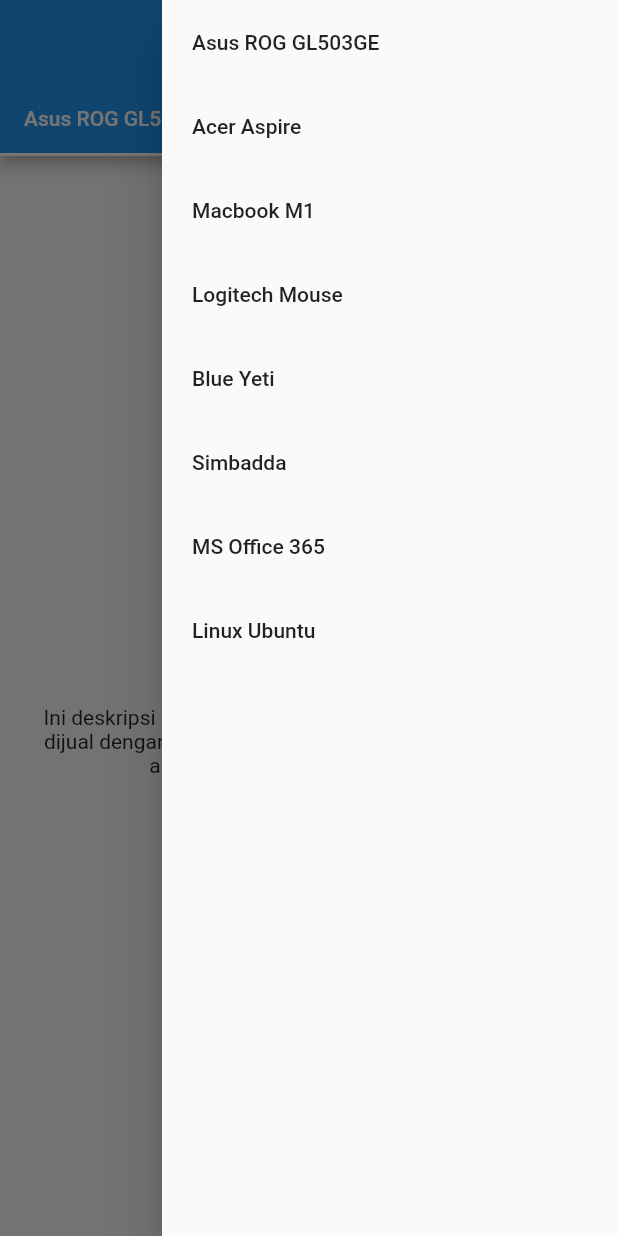
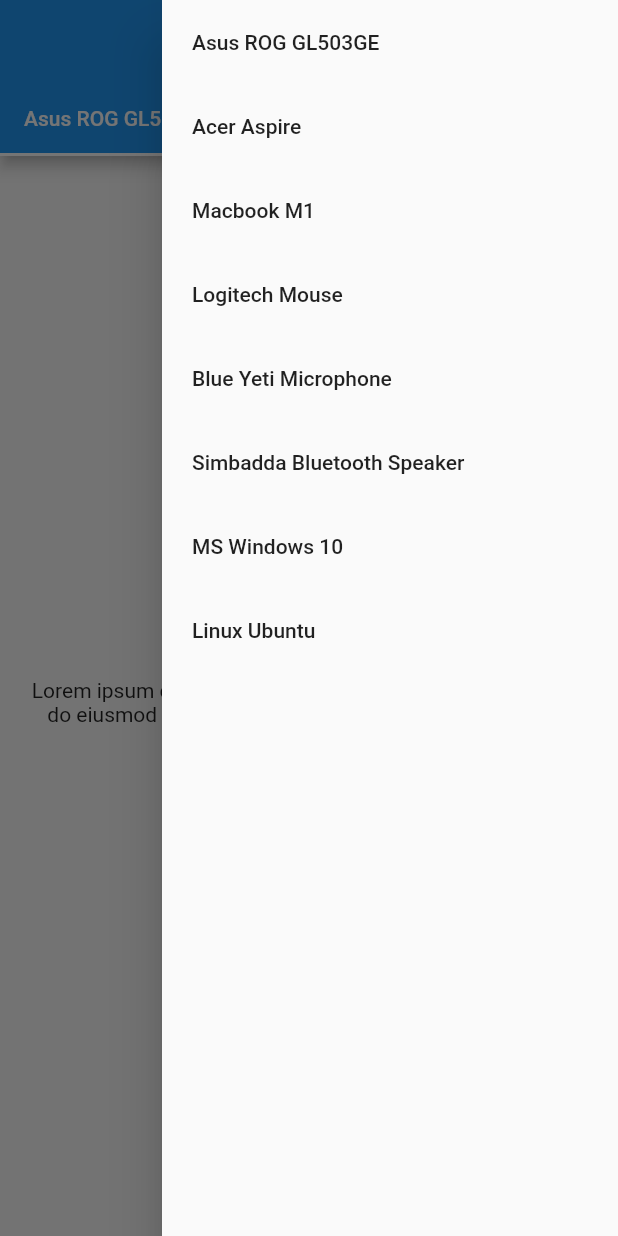
Before and after one commit to kuldii/navigate_drawer_tabbar, a Flutter app: the screen it shows after launch, after a tap on the "menu" icon, on a phone screen of 412 x 824 dp. Run offline on Flutter 3.47's test engine with Material 2 defaults, Android fonts, the light colour scheme and no system bars.

Commit message:
Menggunakan data asset json

```diff
--- /dev/null
+++ b/assets/myproduct.json
@@ -0,0 +1,58 @@
+[
+    {
+        "id": 1,
+        "price": 15000000,
+        "title": "Asus ROG GL503GE",
+        "description": "Lorem ipsum dolor sit amet, consectetur adipiscing elit, sed do eiusmod tempor incididunt ut labore et dolore magna aliqua",
+        "category": "Notebook"
+    },
+    {
+        "id": 2,
+        "price": 9000000,
+        "title": "Acer Aspire",
+        "description": "Lorem ipsum dolor sit amet, consectetur adipiscing elit, sed do eiusmod tempor incididunt ut labore et dolore magna aliqua",
+        "category": "Notebook"
+    },
+    {
+        "id": 3,
+        "price": 19000000,
+        "title": "Macbook M1",
+        "description": "Lorem ipsum dolor sit amet, consectetur adipiscing elit, sed do eiusmod tempor incididunt ut labore et dolore magna aliqua",
+        "category": "Notebook"
+    },
+    {
+        "id": 4,
+        "price": 150000,
+        "title": "Logitech Mouse",
+        "description": "Lorem ipsum dolor sit amet, consectetur adipiscing elit, sed do eiusmod tempor incididunt ut labore et dolore magna aliqua",
+        "category": "Accessories"
+    },
+    {
+        "id": 5,
+        "price": 2500000,
+        "title": "Blue Yeti Microphone",
+        "description": "Lorem ipsum dolor sit amet, consectetur adipiscing elit, sed do eiusmod tempor incididunt ut labore et dolore magna aliqua",
+        "category": "Accessories"
+    },
+    {
+        "id": 6,
+        "price": 500000,
+        "title": "Simbadda Bluetooth Speaker",
+        "description": "Lorem ipsum dolor sit amet, consectetur adipiscing elit, sed do eiusmod tempor incididunt ut labore et dolore magna aliqua",
+        "category": "Accessories"
+    },
+    {
+        "id": 7,
+        "price": 1500000,
+        "title": "MS Windows 10",
+        "description": "Lorem ipsum dolor sit amet, consectetur adipiscing elit, sed do eiusmod tempor incididunt ut labore et dolore magna aliqua",
+        "category": "Operating System"
+    },
+    {
+        "id": 8,
+        "price": 150000,
+        "title": "Linux Ubuntu",
+        "description": "Lorem ipsum dolor sit amet, consectetur adipiscing elit, sed do eiusmod tempor incididunt ut labore et dolore magna aliqua",
+        "category": "Operating System"
+    }
+]
--- a/lib/home.dart
+++ b/lib/home.dart
@@ -1,4 +1,7 @@
+import 'dart:convert';
+
 import 'package:flutter/material.dart';
+import 'package:flutter/services.dart';
 import 'package:intl/intl.dart';
 import 'product_model.dart';
 
@@ -10,65 +13,45 @@
 }
 
 class _HomePageState extends State<HomePage> with SingleTickerProviderStateMixin {
-  late List<Product> allProduct;
   late TabController tabC;
   GlobalKey<ScaffoldState> scaffoldKey = GlobalKey<ScaffoldState>();
 
-  List<Map<String, dynamic>> data = [
-    {
-      "name": "Asus ROG GL503GE",
-      "price": 15000000,
-    },
-    {
-      "name": "Acer Aspire",
-      "price": 9000000,
-    },
-    {
-      "name": "Macbook M1",
-      "price": 19000000,
-    },
-    {
-      "name": "Logitech Mouse",
-      "price": 190000,
-    },
-    {
-      "name": "Blue Yeti",
-      "price": 2500000,
-    },
-    {
-      "name": "Simbadda",
-      "price": 5500000,
-    },
-    {
-      "name": "MS Office 365",
-      "price": 1000000,
-    },
-    {
-      "name": "Linux Ubuntu",
-      "price": 200000,
-    },
-  ];
-
-  @override
-  void initState() {
-    allProduct = List.generate(
-      data.length,
-      (index) {
-        return Product(
-          id: index,
-          name: data[index]["name"],
-          price: data[index]["price"],
-          desc:
-              "Ini deskripsi untuk produk ${data[index]["name"]} yang akan dijual dengan harga Rp ${(NumberFormat.currency(locale: "id_ID").format(data[index]["price"])).replaceAll("IDR", "")}. Buruan dibeli, tunggu apa lagi CHECK OUT SEKARANG !!",
-        );
-      },
-    );
+  Future<List<Product>> getAllProduct() async {
+    final dataString = await rootBundle.loadString('assets/myproduct.json');
+    final List<dynamic> rawData = jsonDecode(dataString);
+    List<Product> allProduct = Product.fromJsonList(rawData);
     tabC = TabController(length: allProduct.length, vsync: this);
-    super.initState();
+    return allProduct;
   }
 
   @override
   Widget build(BuildContext context) {
+    return FutureBuilder<List<Product>>(
+      future: getAllProduct(),
+      builder: (context, snap) {
+        if (snap.connectionState == ConnectionState.waiting) {
+          return Scaffold(
+            appBar: AppBar(
+              title: const Text('MY STORE'),
+              centerTitle: true,
+            ),
+            body: const Center(
+              child: CircularProgressIndicator(),
+            ),
+          );
+        }
+        if (!snap.hasData) {
+          return Scaffold(
+            appBar: AppBar(
+              title: const Text('MY STORE'),
+              centerTitle: true,
+            ),
+            body: const Center(
+              child: Text("Tidak ada data"),
+            ),
+          );
+        }
+        List<Product> allProduct = snap.data!;
         return Scaffold(
           key: scaffoldKey,
           appBar: AppBar(
@@ -80,7 +63,7 @@
               tabs: allProduct
                   .map(
                     (e) => Tab(
-                  text: e.name,
+                      text: e.title,
                     ),
                   )
                   .toList(),
@@ -98,7 +81,7 @@
                       tabC.animateTo(index);
                     },
                     contentPadding: const EdgeInsets.symmetric(horizontal: 20),
-                title: Text(product.name!),
+                    title: Text(product.title!),
                   );
                 },
               ),
@@ -113,7 +96,7 @@
                       mainAxisAlignment: MainAxisAlignment.center,
                       children: [
                         Text(
-                      e.name!,
+                          e.title!,
                           style: const TextStyle(
                             fontWeight: FontWeight.bold,
                             fontSize: 16,
@@ -127,8 +110,15 @@
                         Padding(
                           padding: const EdgeInsets.symmetric(horizontal: 20),
                           child: Text(
-                        e.desc!,
+                            e.description!,
                             textAlign: TextAlign.center,
+                          ),
+                        ),
+                        const SizedBox(height: 20),
+                        Text(
+                          e.category!,
+                          style: const TextStyle(
+                            fontWeight: FontWeight.bold,
                           ),
                         ),
                       ],
@@ -138,5 +128,7 @@
                 .toList(),
           ),
         );
+      },
+    );
   }
 }
--- a/lib/product_model.dart
+++ b/lib/product_model.dart
@@ -1,24 +1,34 @@
 class Product {
   int? id;
-  String? name;
-  String? desc;
+  String? title;
+  String? description;
+  String? category;
   int? price;
 
-  Product({this.id, this.name, this.desc, this.price});
+  Product({this.id, this.title, this.description, this.category, this.price});
 
   Product.fromJson(Map<String, dynamic> json) {
     id = json['id'];
-    name = json['name'];
-    desc = json['desc'];
+    title = json['title'];
+    description = json['description'];
+    category = json['category'];
     price = json['price'];
   }
 
   Map<String, dynamic> toJson() {
     final data = <String, dynamic>{};
     data['id'] = id;
-    data['name'] = name;
-    data['desc'] = desc;
+    data['title'] = title;
+    data['description'] = description;
+    data['category'] = category;
     data['price'] = price;
     return data;
   }
+
+  static List<Product> fromJsonList(List? data) {
+    if (data == null) {
+      return [];
+    }
+    return data.map((e) => Product.fromJson(e)).toList();
+  }
 }
--- a/pubspec.yaml
+++ b/pubspec.yaml
@@ -53,6 +53,8 @@
   # the material Icons class.
   uses-material-design: true
   # To add assets to your application, add an assets section, like this:
+  assets:
+    - assets/
   # assets:
   #   - images/a_dot_burr.jpeg
   #   - images/a_dot_ham.jpeg
```
Lines whose indentation alone changed are shown as unchanged.
